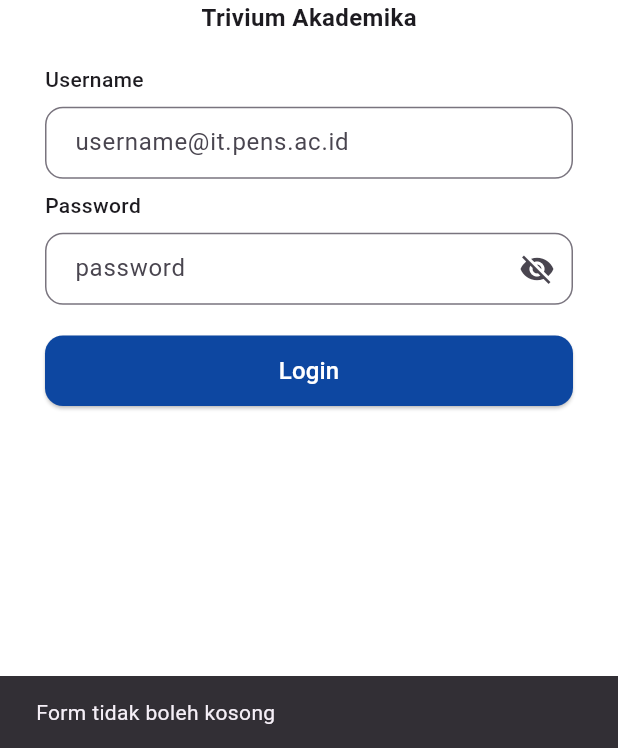
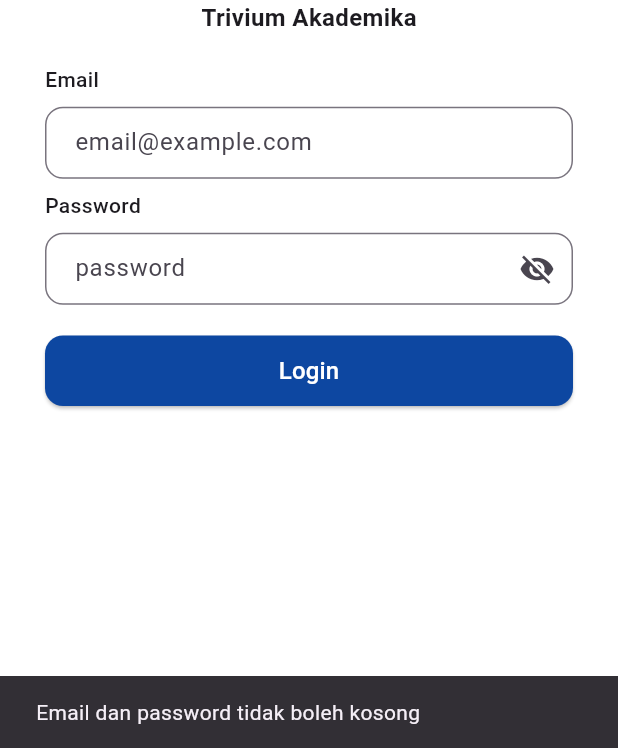
Before and after one commit to TriviumAkademika/siakad_trivium_mobile, a Flutter app: the LoginPage screen opened directly, after a tap on "Login", on a phone screen of 412 x 824 dp, the part 488-1236 px from its top. Run offline on Flutter 3.47's test engine with Material 3 defaults, Android fonts, the phone set to English and light mode, and no system bars; our stand-ins replace google_fonts, shared_preferences; accounts and stored records are empty.

Commit message:
loginnya dah nyambung

```diff
--- /dev/null
+++ b/devtools_options.yaml
@@ -0,0 +1,3 @@
+description: This file stores settings for Dart & Flutter DevTools.
+documentation: https://docs.flutter.dev/tools/devtools/extensions#configure-extension-enablement-states
+extensions:
--- a/lib/main.dart
+++ b/lib/main.dart
@@ -1,13 +1,20 @@
 import 'package:flutter/material.dart';
-import 'package:siakad_trivium/views/jadwal/jadwal.dart';
-import 'package:siakad_trivium/views/auth/login.dart';
-import 'package:siakad_trivium/views/homepage/homepage.dart';
-import 'package:siakad_trivium/views/profile/profile.dart';
-import 'package:siakad_trivium/views/news/news_detail.dart';
-import 'package:siakad_trivium/views/nilai/nilai.dart';
+import 'package:siakad_trivium/views/auth/login.dart'; // Pastikan path ini benar
 
-void main() {
-  runApp(const MainApp());
+// Tidak perlu import supabase_flutter lagi
+// import 'package:supabase_flutter/supabase_flutter.dart';
+
+void main() async { // Ubah menjadi async jika ada inisialisasi yang membutuhkan await di masa depan
+  // Pastikan Flutter binding diinisialisasi jika ada plugin yang membutuhkannya sebelum runApp
+  WidgetsFlutterBinding.ensureInitialized();
+
+  // Tidak ada lagi inisialisasi Supabase di sini
+  // await Supabase.initialize(
+  //   url: 'https://qgiaqdvvtzpgzagimdqj.supabase.co',
+  //   anonKey: 'eyJhbGciOiJIUzI1NiIsInR5cCI6IkpXVCJ9.eyJpc3MiOiJzdXBhYmFzZSIsInJlZiI6InFnaWFxZHZ2dHpwZ3phZ2ltZHFqIiwicm9sZSI6ImFub24iLCJpYXQiOjE3NDc3NDcyNzYsImV4cCI6MjA2MzMyMzI3Nn0.WZPwJagwBlXm-SEG34RCMqEz1LK8H8r3QDW6ln5-jLo',
+  // );
+
+  runApp(const MainApp()); // Ganti MainApp() menjadi const MainApp() jika tidak ada state
 }
 
 class MainApp extends StatelessWidget {
@@ -17,7 +24,7 @@
   Widget build(BuildContext context) {
     return const MaterialApp(
       debugShowCheckedModeBanner: false,
-      home:LoginPage(), // Ganti HomePage jadi FrsScreen
+      home: LoginPage(), // Langsung ke LoginPage
     );
   }
 }
--- a/lib/views/auth/login.dart
+++ b/lib/views/auth/login.dart
@@ -1,6 +1,9 @@
 import 'package:flutter/material.dart';
-import 'package:siakad_trivium/data/dummy/user_dummy.dart'; // ganti 'your_project_name'
-import 'package:siakad_trivium/views/homepage/homepage.dart'; // sesuaikan path ke halaman Homepage()
+import 'package:http/http.dart' as http;
+import 'dart:convert';
+import 'dart:async'; // Ditambahkan untuk TimeoutException
+import 'package:shared_preferences/shared_preferences.dart';
+import 'package:siakad_trivium/views/homepage/homepage.dart'; // Pastikan path ini benar
 
 class LoginPage extends StatefulWidget {
   const LoginPage({super.key});
@@ -10,42 +13,116 @@
 }
 
 class _LoginPageState extends State<LoginPage> {
-  final TextEditingController _usernameController = TextEditingController();
+  final TextEditingController _emailController = TextEditingController();
   final TextEditingController _passwordController = TextEditingController();
   bool _obscurePassword = true;
+  bool _isLoading = false;
+
+  // PASTIKAN URL INI BENAR SESUAI CARA ANDA MENJALANKAN APLIKASI & SERVER:
+  // Emulator Android: 'http://10.0.2.2:8000/api/login'
+  // Device Fisik: 'http://IP_LOKAL_KOMPUTER_ANDA:8000/api/login' (dan server Laravel --host=0.0.0.0)
+  // Web (Chrome): 'http://127.0.0.1:8000/api/login'
+  final String _apiUrl = 'http://10.0.2.2:8000/api/login';
 
   @override
   void dispose() {
-    _usernameController.dispose();
+    _emailController.dispose();
     _passwordController.dispose();
     super.dispose();
   }
 
-  void _handleLogin() {
-    final String username = _usernameController.text.trim();
-    final String password = _passwordController.text;
+  Future<void> _handleLogin() async {
+    if (!mounted) return;
 
-    if (username.isEmpty || password.isEmpty) {
-      ScaffoldMessenger.of(
-        context,
-      ).showSnackBar(const SnackBar(content: Text('Form tidak boleh kosong')));
+    final email = _emailController.text.trim();
+    final password = _passwordController.text;
+
+    if (email.isEmpty || password.isEmpty) {
+      if (!mounted) return;
+      ScaffoldMessenger.of(context).showSnackBar(
+        const SnackBar(content: Text('Email dan password tidak boleh kosong')),
+      );
       return;
     }
 
-    final matchingUsers = dummyUsers.where(
-      (user) => user.email == username && user.password == password,
+    setState(() {
+      _isLoading = true;
+    });
+
+    try {
+      final response = await http.post(
+        Uri.parse(_apiUrl),
+        headers: <String, String>{
+          'Content-Type': 'application/json; charset=UTF-8',
+          'Accept': 'application/json',
+        },
+        body: jsonEncode(<String, String>{
+          'email': email,
+          'password': password,
+        }),
+      ).timeout(const Duration(seconds: 20)); // Timeout request 20 detik
+
+      if (!mounted) return;
+
+      final responseData = jsonDecode(response.body);
+
+      if (response.statusCode == 200) {
+        final String token = responseData['token'];
+        final prefs = await SharedPreferences.getInstance();
+        await prefs.setString('user_token', token);
+
+        if (!mounted) return;
+        ScaffoldMessenger.of(context).showSnackBar(
+          SnackBar(content: Text(responseData['message'] ?? 'Login berhasil')),
         );
-
-    if (matchingUsers.isNotEmpty) {
-      final matchedUser = matchingUsers.first;
         Navigator.pushReplacement(
           context,
           MaterialPageRoute(builder: (context) => const Homepage()),
         );
+      } else if (response.statusCode == 401 || response.statusCode == 403) {
+        if (!mounted) return;
+        ScaffoldMessenger.of(context).showSnackBar(
+          SnackBar(content: Text(responseData['message'] ?? 'Autentikasi gagal')),
+        );
       } else {
+        if (!mounted) return;
         ScaffoldMessenger.of(context).showSnackBar(
-        const SnackBar(content: Text('Email atau password salah')),
+          SnackBar(
+              content: Text(
+                  'Error: ${responseData['message'] ?? 'Gagal login'} (Status: ${response.statusCode})')),
         );
+      }
+    } on TimeoutException catch (e) {
+      if (!mounted) return;
+      print('Error saat login (TimeoutException): $e');
+      ScaffoldMessenger.of(context).showSnackBar(
+        const SnackBar(content: Text('Koneksi ke server time out. Coba lagi.')),
+      );
+    } on http.ClientException catch (e) { // Termasuk SocketException
+      if (!mounted) return;
+      print('Error saat login (ClientException): $e');
+      ScaffoldMessenger.of(context).showSnackBar(
+        SnackBar(content: Text('Gagal terhubung ke server: ${e.message}')),
+      );
+    } on FormatException catch (e) {
+      if (!mounted) return;
+      print('Error saat login (FormatException): $e');
+      ScaffoldMessenger.of(context).showSnackBar(
+        SnackBar(content: Text('Format data dari server tidak sesuai: ${e.message}')),
+      );
+    } catch (e) { // Penampung error umum lainnya
+      if (!mounted) return;
+      print('Error saat login (Umum): $e');
+      print('Tipe Error (Umum): ${e.runtimeType}');
+      ScaffoldMessenger.of(context).showSnackBar(
+        SnackBar(content: Text('Terjadi kesalahan: ${e.toString()}')),
+      );
+    } finally {
+      if (mounted) {
+        setState(() {
+          _isLoading = false;
+        });
+      }
     }
   }
 
@@ -66,33 +143,24 @@
                   style: TextStyle(fontSize: 16, fontWeight: FontWeight.bold),
                 ),
                 const SizedBox(height: 20),
-
                 const Align(
                   alignment: Alignment.centerLeft,
-                  child: Text(
-                    'Username',
-                    style: TextStyle(fontWeight: FontWeight.w500),
-                  ),
+                  child: Text('Email', style: TextStyle(fontWeight: FontWeight.w500)),
                 ),
                 const SizedBox(height: 8),
                 TextField(
-                  controller: _usernameController,
+                  controller: _emailController,
+                  keyboardType: TextInputType.emailAddress,
                   decoration: InputDecoration(
-                    hintText: 'username@it.pens.ac.id',
-                    border: OutlineInputBorder(
-                      borderRadius: BorderRadius.circular(12),
-                    ),
+                    hintText: 'email@example.com',
+                    border: OutlineInputBorder(borderRadius: BorderRadius.circular(12)),
                     contentPadding: const EdgeInsets.symmetric(horizontal: 16),
                   ),
                 ),
                 const SizedBox(height: 8),
-
                 const Align(
                   alignment: Alignment.centerLeft,
-                  child: Text(
-                    'Password',
-                    style: TextStyle(fontWeight: FontWeight.w500),
-                  ),
+                  child: Text('Password', style: TextStyle(fontWeight: FontWeight.w500)),
                 ),
                 const SizedBox(height: 8),
                 TextField(
@@ -101,40 +169,30 @@
                   decoration: InputDecoration(
                     hintText: 'password',
                     suffixIcon: IconButton(
-                      icon: Icon(
-                        _obscurePassword
-                            ? Icons.visibility_off
-                            : Icons.visibility,
-                      ),
+                      icon: Icon(_obscurePassword ? Icons.visibility_off : Icons.visibility),
                       onPressed: () {
                         setState(() {
                           _obscurePassword = !_obscurePassword;
                         });
                       },
                     ),
-                    border: OutlineInputBorder(
-                      borderRadius: BorderRadius.circular(12),
-                    ),
+                    border: OutlineInputBorder(borderRadius: BorderRadius.circular(12)),
                     contentPadding: const EdgeInsets.symmetric(horizontal: 16),
                   ),
                 ),
                 const SizedBox(height: 20),
-
                 SizedBox(
                   width: double.infinity,
-                  child: ElevatedButton(
+                  child: _isLoading
+                      ? const Center(child: CircularProgressIndicator())
+                      : ElevatedButton(
                           style: ElevatedButton.styleFrom(
                             padding: const EdgeInsets.symmetric(vertical: 12),
                             backgroundColor: Colors.blue[900],
-                      shape: RoundedRectangleBorder(
-                        borderRadius: BorderRadius.circular(12),
-                      ),
+                            shape: RoundedRectangleBorder(borderRadius: BorderRadius.circular(12)),
                           ),
                           onPressed: _handleLogin,
-                    child: const Text(
-                      'Login',
-                      style: TextStyle(fontSize: 16, color: Colors.white),
-                    ),
+                          child: const Text('Login', style: TextStyle(fontSize: 16, color: Colors.white)),
                         ),
                 ),
               ],
--- a/pubspec.yaml
+++ b/pubspec.yaml
@@ -10,6 +10,9 @@
   flutter:
     sdk: flutter
   google_fonts: ^6.1.0
+  # supabase_flutter: ^1.10.17
+  http: ^1.2.1 # Atau versi terbaru
+  shared_preferences: ^2.2.3 # Untuk menyimpan token
 
 dev_dependencies:
   flutter_test:
```
Also changed, not shown: pubspec.lock, 1 other file. Lines whose indentation alone changed are shown as unchanged.
